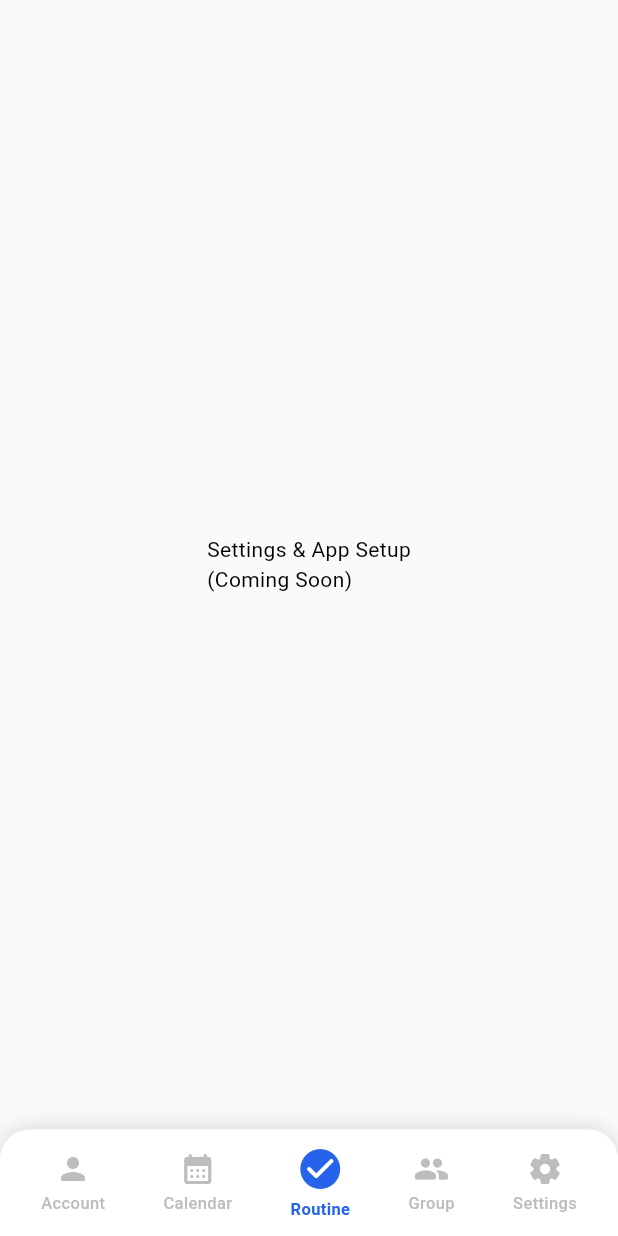
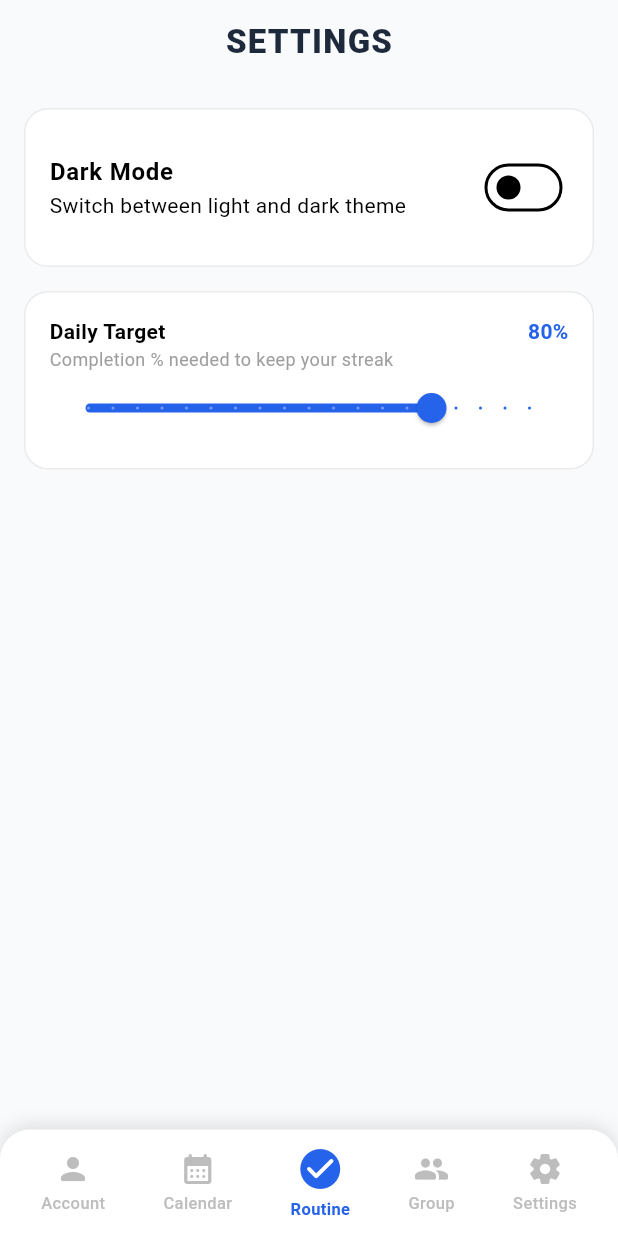
Before and after one commit to kris226/routine_max, a Flutter app: the screen it shows after launch, swiped to page 5, on a phone screen of 412 x 824 dp. Run offline on Flutter 3.47's test engine with Material 3 defaults, Android fonts, the phone set to English and light mode, and no system bars; our stand-ins replace shared_preferences, table_calendar.

Commit message:
adding settings

```diff
--- a/lib/main.dart
+++ b/lib/main.dart
@@ -6,6 +6,7 @@ import 'services/storage_service.dart';
 import 'screens/daily_routine_screen.dart';
 import 'screens/calendar_screen.dart';
 import 'screens/account_screen.dart';
+import 'screens/settings_screen.dart';
 import 'theme/app_theme.dart';
 
 void main() {
@@ -13,8 +14,32 @@ void main() {
   runApp(const RoutineMaxApp());
 }
 
-class RoutineMaxApp extends StatelessWidget {
+class RoutineMaxApp extends StatefulWidget {
   const RoutineMaxApp({super.key});
+
+  @override
+  State<RoutineMaxApp> createState() => _RoutineMaxAppState();
+}
+
+class _RoutineMaxAppState extends State<RoutineMaxApp> {
+  ThemeMode _themeMode = ThemeMode.light;
+
+  @override
+  void initState() {
+    super.initState();
+    StorageService.loadThemeMode().then((isDark) {
+      setState(() {
+        _themeMode = isDark ? ThemeMode.dark : ThemeMode.light;
+      });
+    });
+  }
+
+  void _setThemeMode(bool isDark) {
+    setState(() {
+      _themeMode = isDark ? ThemeMode.dark : ThemeMode.light;
+    });
+    StorageService.saveThemeMode(isDark);
+  }
 
   @override
   Widget build(BuildContext context) {
@@ -23,14 +48,24 @@ class RoutineMaxApp extends StatelessWidget {
       debugShowCheckedModeBanner: false,
       theme: AppTheme.lightTheme,
       darkTheme: AppTheme.darkTheme,
-      themeMode: ThemeMode.light,
-      home: const MainNavigationScreen(),
+      themeMode: _themeMode,
+      home: MainNavigationScreen(
+        isDarkMode: _themeMode == ThemeMode.dark,
+        onThemeChanged: _setThemeMode,
+      ),
     );
   }
 }
 
 class MainNavigationScreen extends StatefulWidget {
-  const MainNavigationScreen({super.key});
+  final bool isDarkMode;
+  final Function(bool) onThemeChanged;
+
+  const MainNavigationScreen({
+    super.key,
+    required this.isDarkMode,
+    required this.onThemeChanged,
+  });
 
   @override
   State<MainNavigationScreen> createState() => _MainNavigationScreenState();
@@ -40,6 +75,7 @@ class _MainNavigationScreenState extends State<MainNavigationScreen> with Widget
   int _selectedIndex = 2;
   bool _isLoading = true;
   DateTime _lastCheckedDate = DateTime.now();
+  double _targetPercentage = 80.0;
   late PageController _pageController;
 
   List<RoutinePreset> _presets = [
@@ -116,6 +152,7 @@ class _MainNavigationScreenState extends State<MainNavigationScreen> with Widget
     final savedPresets = await StorageService.loadPresets();
     final savedHistory = await StorageService.loadHistory();
     final savedLastChecked = await StorageService.loadLastCheckedDate();
+    final savedTarget = await StorageService.loadTargetPercentage();
 
     List<RoutinePreset> activePresets = (savedPresets != null && savedPresets.isNotEmpty)
         ? savedPresets
@@ -144,8 +181,16 @@ class _MainNavigationScreenState extends State<MainNavigationScreen> with Widget
     setState(() {
       _presets = activePresets;
       _history = activeHistory;
+      _targetPercentage = savedTarget;
       _isLoading = false;
     });
+  }
+
+  void _setTargetPercentage(double target) {
+    setState(() {
+      _targetPercentage = target;
+    });
+    StorageService.saveTargetPercentage(target);
   }
 
   void _updatePresets(List<RoutinePreset> updated) {
@@ -232,7 +277,6 @@ class _MainNavigationScreenState extends State<MainNavigationScreen> with Widget
     StorageService.saveHistory(_history);
   }
 
-  // --- REST DAY ---
   bool get _todayHasRoutine {
     final todayWeekday = DateTime.now().weekday;
     return _presets.any((p) => p.activeDays.contains(todayWeekday));
@@ -281,7 +325,12 @@ class _MainNavigationScreenState extends State<MainNavigationScreen> with Widget
     }
 
     final List<Widget> screens = [
-      AccountScreen(history: _history, presets: _presets),
+      AccountScreen(
+        history: _history,
+        presets: _presets,
+        onPresetsChanged: _updatePresets,
+        targetPercentage: _targetPercentage,
+      ),
       CalendarScreen(history: _history),
       DailyRoutineScreen(
         presets: _presets,
@@ -291,9 +340,15 @@ class _MainNavigationScreenState extends State<MainNavigationScreen> with Widget
         onNoteSaved: _updateTodayNote,
         isRestDayToday: _isRestDayToday,
         onRestDayToggled: _setRestDay,
+        targetPercentage: _targetPercentage,
       ),
       const Center(child: Text("5-Person Group Feed\n(Coming Soon)")),
-      const Center(child: Text("Settings & App Setup\n(Coming Soon)")),
+      SettingsScreen(
+        isDarkMode: widget.isDarkMode,
+        targetPercentage: _targetPercentage,
+        onThemeChanged: widget.onThemeChanged,
+        onTargetChanged: _setTargetPercentage,
+      ),
     ];
 
     return Scaffold(
--- a/lib/screens/daily_routine_screen.dart
+++ b/lib/screens/daily_routine_screen.dart
@@ -12,6 +12,7 @@ class DailyRoutineScreen extends StatefulWidget {
   final Function(String)? onNoteSaved;
   final bool isRestDayToday;
   final Function(bool)? onRestDayToggled;
+  final double targetPercentage;
 
   const DailyRoutineScreen({
     super.key,
@@ -22,6 +23,7 @@ class DailyRoutineScreen extends StatefulWidget {
     this.onNoteSaved,
     this.isRestDayToday = false,
     this.onRestDayToggled,
+    this.targetPercentage = 80.0,
   });
 
   @override
@@ -156,7 +158,7 @@ class _DailyRoutineScreenState extends State<DailyRoutineScreen> {
     final todayRoutine = _todayRoutine;
     final habits = _activeHabits;
     final score = _weightedCompletionPercentage;
-    final isTargetMet = score >= 80;
+    final isTargetMet = score >= widget.targetPercentage;
     final cardColor = _getScoreColor(score);
     final isResting = widget.isRestDayToday;
 
@@ -271,7 +273,7 @@ class _DailyRoutineScreenState extends State<DailyRoutineScreen> {
                               ),
                               const SizedBox(height: 4),
                               Text(
-                                isTargetMet ? "Target Hit! (80%+ Goal)" : "Target: 80% to keep streak",
+                              isTargetMet ? "Target Hit! (${widget.targetPercentage.toInt()}%+ Goal)" : "Target: ${widget.targetPercentage.toInt()}% to keep streak",
                                 style: TextStyle(color: Colors.white.withOpacity(0.9), fontSize: 13),
                               ),
                             ],
--- /dev/null
+++ b/lib/screens/settings_screen.dart
@@ -0,0 +1,98 @@
+import 'package:flutter/material.dart';
+
+class SettingsScreen extends StatefulWidget {
+  final bool isDarkMode;
+  final double targetPercentage;
+  final Function(bool) onThemeChanged;
+  final Function(double) onTargetChanged;
+
+  const SettingsScreen({
+    super.key,
+    required this.isDarkMode,
+    required this.targetPercentage,
+    required this.onThemeChanged,
+    required this.onTargetChanged,
+  });
+
+  @override
+  State<SettingsScreen> createState() => _SettingsScreenState();
+}
+
+class _SettingsScreenState extends State<SettingsScreen> {
+  late double _localTarget;
+
+  @override
+  void initState() {
+    super.initState();
+    _localTarget = widget.targetPercentage;
+  }
+
+  @override
+  Widget build(BuildContext context) {
+    return Scaffold(
+      backgroundColor: const Color(0xFFF8FAFC),
+      appBar: AppBar(
+        title: const Text(
+          "SETTINGS",
+          style: TextStyle(color: Color(0xFF1E293B), fontWeight: FontWeight.w900, letterSpacing: 0.8),
+        ),
+        backgroundColor: Colors.transparent,
+        elevation: 0,
+        centerTitle: true,
+      ),
+      body: ListView(
+        padding: const EdgeInsets.all(16),
+        children: [
+          Container(
+            padding: const EdgeInsets.all(16),
+            decoration: BoxDecoration(
+              color: Colors.white,
+              borderRadius: BorderRadius.circular(16),
+              border: Border.all(color: Colors.black.withOpacity(0.08)),
+            ),
+            child: SwitchListTile(
+              contentPadding: EdgeInsets.zero,
+              title: const Text("Dark Mode", style: TextStyle(fontWeight: FontWeight.bold)),
+              subtitle: const Text("Switch between light and dark theme"),
+              value: widget.isDarkMode,
+              activeColor: const Color(0xFF2563EB),
+              onChanged: widget.onThemeChanged,
+            ),
+          ),
+          const SizedBox(height: 16),
+          Container(
+            padding: const EdgeInsets.all(16),
+            decoration: BoxDecoration(
+              color: Colors.white,
+              borderRadius: BorderRadius.circular(16),
+              border: Border.all(color: Colors.black.withOpacity(0.08)),
+            ),
+            child: Column(
+              crossAxisAlignment: CrossAxisAlignment.start,
+              children: [
+                Row(
+                  mainAxisAlignment: MainAxisAlignment.spaceBetween,
+                  children: [
+                    const Text("Daily Target", style: TextStyle(fontWeight: FontWeight.bold)),
+                    Text("${_localTarget.toInt()}%", style: const TextStyle(fontWeight: FontWeight.bold, color: Color(0xFF2563EB))),
+                  ],
+                ),
+                const Text("Completion % needed to keep your streak", style: TextStyle(fontSize: 12, color: Colors.grey)),
+                Slider(
+                  value: _localTarget,
+                  min: 10,
+                  max: 100,
+                  divisions: 18,
+                  activeColor: const Color(0xFF2563EB),
+                  label: "${_localTarget.toInt()}%",
+                  onChanged: (val) => setState(() => _localTarget = val),
+                  onChangeEnd: (val) => widget.onTargetChanged(val),
+                ),
+              ],
+            ),
+          ),
+        ],
+      ),
+    );
+  }
+}
--- a/lib/services/storage_service.dart
+++ b/lib/services/storage_service.dart
@@ -68,4 +68,29 @@ class StorageService {
     if (raw == null) return null;
     return DateTime.parse(raw);
   }
+
+
+
+    static const String _themeModeKey = 'theme_mode';
+  static const String _targetPercentageKey = 'target_percentage';
+
+  static Future<void> saveThemeMode(bool isDark) async {
+    final prefs = await SharedPreferences.getInstance();
+    await prefs.setBool(_themeModeKey, isDark);
+  }
+
+  static Future<bool> loadThemeMode() async {
+    final prefs = await SharedPreferences.getInstance();
+    return prefs.getBool(_themeModeKey) ?? false;
+  }
+
+  static Future<void> saveTargetPercentage(double target) async {
+    final prefs = await SharedPreferences.getInstance();
+    await prefs.setDouble(_targetPercentageKey, target);
+  }
+
+  static Future<double> loadTargetPercentage() async {
+    final prefs = await SharedPreferences.getInstance();
+    return prefs.getDouble(_targetPercentageKey) ?? 80.0;
+  }
 }
```
Also changed, not shown: lib/screens/account_screen.dart (+93 -24 lines).
